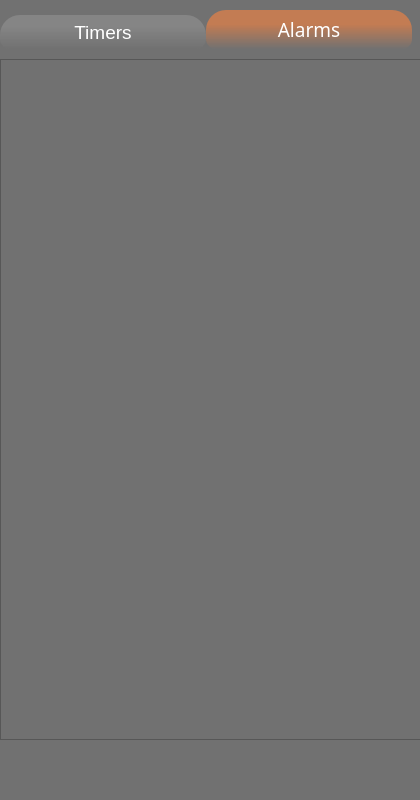
Qt form SmartTimer/mainwindow.ui (secondYearProjects/SmartTimer) before a commit.
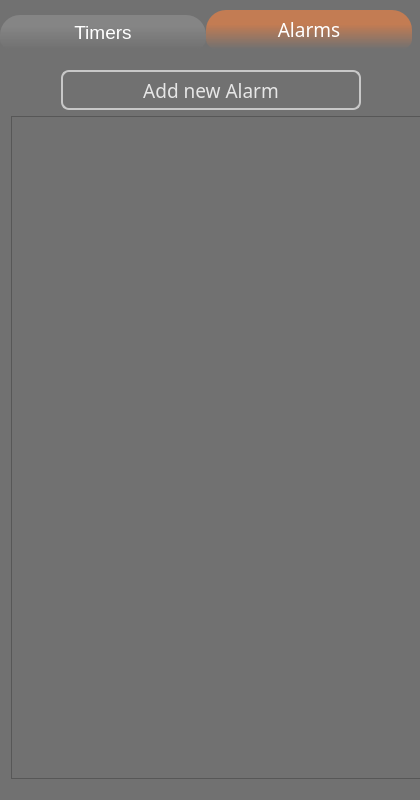
The same form after that commit. The open tabs and pages were chosen to show the change. Icons and pictures are not drawn. Custom widgets are drawn as their Qt base class.

Commit message: Add alarm basics

What changed in the file:
```diff
--- a/SmartTimer/mainwindow.ui
+++ b/SmartTimer/mainwindow.ui
@@ -50,7 +50,7 @@
 	background-color: rgb(113, 113, 113);	
 }
 
-QPushButton#addTimerButton {
+QPushButton#addTimerButton, QPushButton#addAlarmButton {
 	background-color: rgb(113, 113, 113);	
 	border: 2px solid rgb(200,200,200);
 	border-radius: 8px;
@@ -220,55 +220,119 @@
      </widget>
     </widget>
     <widget class="QWidget" name="Alarms">
+     <property name="minimumSize">
+      <size>
+       <width>420</width>
+       <height>0</height>
+      </size>
+     </property>
      <attribute name="title">
       <string>Alarms</string>
      </attribute>
-     <widget class="QScrollArea" name="alarmScroll">
+     <widget class="QWidget" name="layoutWidget">
       <property name="geometry">
        <rect>
         <x>0</x>
         <y>10</y>
-        <width>421</width>
-        <height>681</height>
+        <width>422</width>
+        <height>731</height>
        </rect>
       </property>
-      <property name="widgetResizable">
-       <bool>true</bool>
-      </property>
-      <widget class="QWidget" name="scrollAreaWidgetContents_2">
-       <property name="geometry">
-        <rect>
-         <x>0</x>
-         <y>0</y>
-         <width>419</width>
-         <height>679</height>
-        </rect>
-       </property>
-       <widget class="ToggleSwitch" name="widget" native="true">
-        <property name="geometry">
-         <rect>
-          <x>260</x>
-          <y>60</y>
-          <width>71</width>
-          <height>41</height>
-         </rect>
-        </property>
-       </widget>
-      </widget>
+      <layout class="QGridLayout" name="gridLayout_2">
+       <item row="0" column="0">
+        <layout class="QHBoxLayout" name="horizontalLayout_2">
+         <item>
+          <spacer name="horizontalSpacer_3">
+           <property name="orientation">
+            <enum>Qt::Horizontal</enum>
+           </property>
+           <property name="sizeHint" stdset="0">
+            <size>
+             <width>40</width>
+             <height>20</height>
+            </size>
+           </property>
+          </spacer>
+         </item>
+         <item>
+          <widget class="QPushButton" name="addAlarmButton">
+           <property name="minimumSize">
+            <size>
+             <width>300</width>
+             <height>40</height>
+            </size>
+           </property>
+           <property name="text">
+            <string>Add new Alarm</string>
+           </property>
+          </widget>
+         </item>
+         <item>
+          <spacer name="horizontalSpacer_4">
+           <property name="orientation">
+            <enum>Qt::Horizontal</enum>
+           </property>
+           <property name="sizeHint" stdset="0">
+            <size>
+             <width>40</width>
+             <height>20</height>
+            </size>
+           </property>
+          </spacer>
+         </item>
+        </layout>
+       </item>
+       <item row="1" column="0">
+        <widget class="QScrollArea" name="alarmScroll">
+         <property name="minimumSize">
+          <size>
+           <width>420</width>
+           <height>0</height>
+          </size>
+         </property>
+         <property name="maximumSize">
+          <size>
+           <width>420</width>
+           <height>16777215</height>
+          </size>
+         </property>
+         <property name="horizontalScrollBarPolicy">
+          <enum>Qt::ScrollBarAlwaysOff</enum>
+         </property>
+         <property name="widgetResizable">
+          <bool>true</bool>
+         </property>
+         <widget class="QWidget" name="scrollAreaWidgetContents_2">
+          <property name="geometry">
+           <rect>
+            <x>0</x>
+            <y>0</y>
+            <width>420</width>
+            <height>679</height>
+           </rect>
+          </property>
+          <property name="minimumSize">
+           <size>
+            <width>420</width>
+            <height>0</height>
+           </size>
+          </property>
+          <property name="maximumSize">
+           <size>
+            <width>420</width>
+            <height>16777215</height>
+           </size>
+          </property>
+         </widget>
+        </widget>
+       </item>
+      </layout>
      </widget>
     </widget>
    </widget>
   </widget>
  </widget>
  <layoutdefault spacing="6" margin="11"/>
- <customwidgets>
-  <customwidget>
-   <class>ToggleSwitch</class>
-   <extends>QWidget</extends>
-   <header>toggleswitch.h</header>
-   <container>1</container>
-  </customwidget>
- </customwidgets>
  <resources>
   <include location="resources.qrc"/>
  </resources>
```
Left out of the diff: 4 changed lines with no effect on the pictures. The commit also changes 6 other files.
